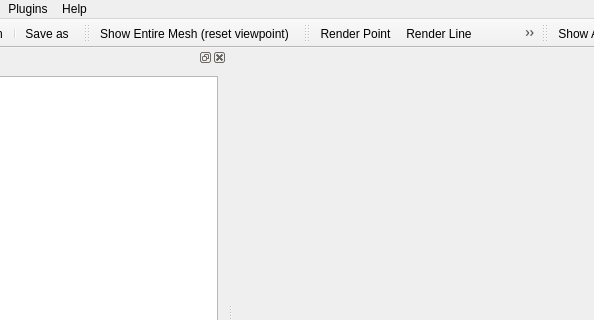
First picture: the form in Visualization/SimpleWindow.ui, repository MEPP-team/MEPP2, before the edit; both pictures show x 93 to 687 and y 0 to 320 of the 800 by 600 pixel window.
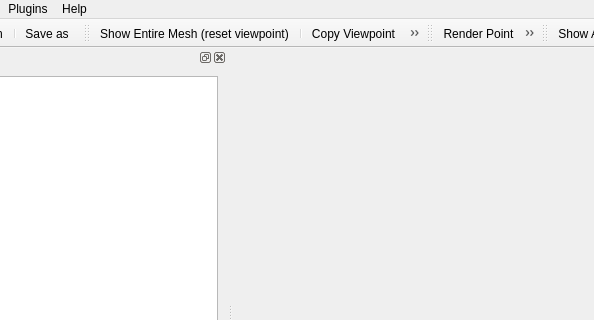
Second picture: the form after the edit. Icons and pictures are not drawn.

Commit message: add support for copy/paste viewpoint in GUI

Diff of the .ui file:
```diff
--- a/Visualization/SimpleWindow.ui
+++ b/Visualization/SimpleWindow.ui
@@ -168,6 +168,9 @@
     <bool>false</bool>
    </attribute>
    <addaction name="actionShow_Entire_Mesh"/>
+   <addaction name="separator"/>
+   <addaction name="actionCopy_Viewpoint"/>
+   <addaction name="actionPaste_Viewpoint"/>
   </widget>
   <widget class="QToolBar" name="toolBarViewer">
    <property name="windowTitle">
@@ -446,6 +449,24 @@
     <string>Show Entire Mesh (reset viewpoint)</string>
    </property>
   </action>
+  <action name="actionCopy_Viewpoint">
+   <property name="icon">
+    <iconset resource="Applications/mepp-gui.qrc">
+     <normaloff>:/icons/resources/Icons/_CopyViewpoint.png</normaloff>:/icons/resources/Icons/_CopyViewpoint.png</iconset>
+   </property>
+   <property name="text">
+    <string>Copy Viewpoint</string>
+   </property>
+  </action>
+  <action name="actionPaste_Viewpoint">
+   <property name="icon">
+    <iconset resource="Applications/mepp-gui.qrc">
+     <normaloff>:/icons/resources/Icons/_PasteViewpoint.png</normaloff>:/icons/resources/Icons/_PasteViewpoint.png</iconset>
+   </property>
+   <property name="text">
+    <string>Paste Viewpoint</string>
+   </property>
+  </action>
   <action name="actionShow_Axis">
    <property name="icon">
     <iconset resource="Applications/mepp-gui.qrc">
```
The commit also changes 4 other files.
